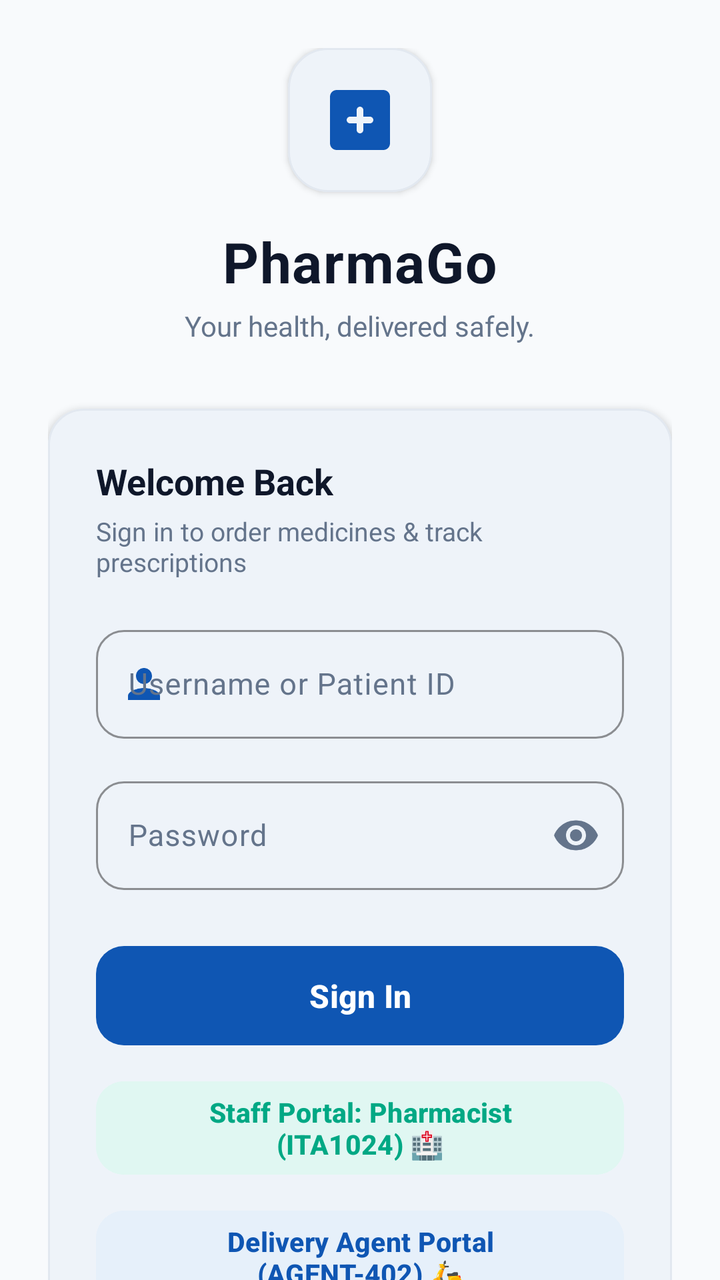
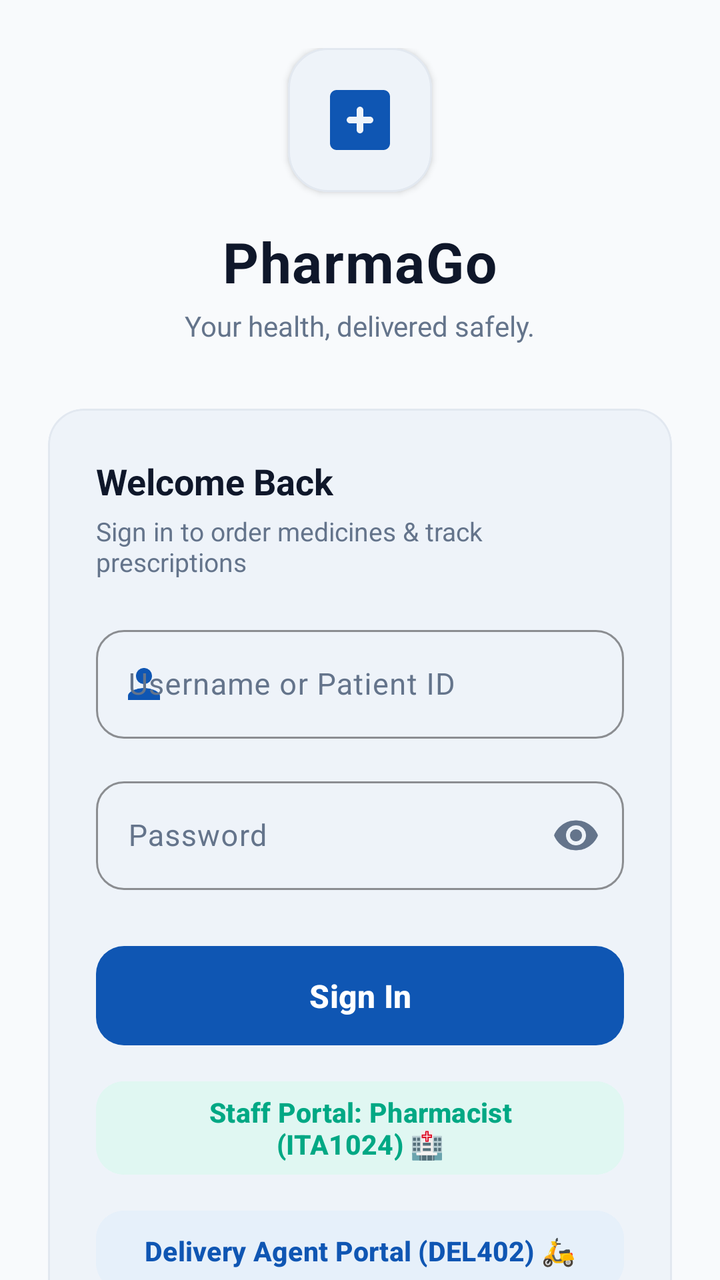

The first picture is an Android layout as it rendered before a commit; the second is the same layout after the commit. The layout source and the unified diff follow.
<!-- AndroidManifest.xml: application theme Theme.PharmaGo -->
<!-- res/layout/activity_login.xml -->
<?xml version="1.0" encoding="utf-8"?>
<androidx.core.widget.NestedScrollView xmlns:android="http://schemas.android.com/apk/res/android"
    xmlns:app="http://schemas.android.com/apk/res-auto"
    android:layout_width="match_parent"
    android:layout_height="match_parent"
    android:fillViewport="true"
    android:background="@color/background_surface">

    <LinearLayout
        android:layout_width="match_parent"
        android:layout_height="wrap_content"
        android:orientation="vertical"
        android:gravity="center"
        android:padding="24dp">

        
        <com.google.android.material.card.MaterialCardView
            android:layout_width="72dp"
            android:layout_height="72dp"
            app:cardCornerRadius="20dp"
            app:cardElevation="2dp"
            app:strokeWidth="1dp"
            app:strokeColor="@color/border_outline"
            app:cardBackgroundColor="@color/card_surface"
            android:layout_marginBottom="16dp">

            <ImageView
                android:layout_width="40dp"
                android:layout_height="40dp"
                android:layout_gravity="center"
                android:src="@drawable/ic_medical_cross"
                android:contentDescription="PharmaGo Brand Logo" />

        </com.google.android.material.card.MaterialCardView>

        <TextView
            android:layout_width="wrap_content"
            android:layout_height="wrap_content"
            android:text="PharmaGo"
            android:textSize="28sp"
            android:textStyle="bold"
            android:textColor="@color/neutral_dark"
            android:letterSpacing="0.02" />

        <TextView
            android:layout_width="wrap_content"
            android:layout_height="wrap_content"
            android:text="Your health, delivered safely."
            android:textSize="14sp"
            android:textColor="@color/neutral_muted"
            android:layout_marginTop="4dp"
            android:layout_marginBottom="32dp" />

        
        <com.google.android.material.card.MaterialCardView
            android:layout_width="match_parent"
            android:layout_height="wrap_content"
            app:cardCornerRadius="18dp"
            app:cardElevation="2dp"
            app:strokeWidth="1dp"
            app:strokeColor="@color/border_outline"
            app:cardBackgroundColor="@color/card_surface">

            <LinearLayout
                android:layout_width="match_parent"
                android:layout_height="wrap_content"
                android:orientation="vertical"
                android:padding="24dp">

                <TextView
                    android:layout_width="wrap_content"
                    android:layout_height="wrap_content"
                    android:text="Welcome Back"
                    android:textSize="18sp"
                    android:textStyle="bold"
                    android:textColor="@color/neutral_dark"
                    android:layout_marginBottom="4dp" />

                <TextView
                    android:layout_width="wrap_content"
                    android:layout_height="wrap_content"
                    android:text="Sign in to order medicines &amp; track prescriptions"
                    android:textSize="13sp"
                    android:textColor="@color/neutral_muted"
                    android:layout_marginBottom="20dp" />

                
                <com.google.android.material.textfield.TextInputLayout
                    android:id="@+id/tilUsername"
                    style="@style/Widget.Material3.TextInputLayout.OutlinedBox"
                    android:layout_width="match_parent"
                    android:layout_height="wrap_content"
                    android:hint="Username or Patient ID"
                    app:boxCornerRadiusTopStart="14dp"
                    app:boxCornerRadiusTopEnd="14dp"
                    app:boxCornerRadiusBottomStart="14dp"
                    app:boxCornerRadiusBottomEnd="14dp"
                    app:boxStrokeColor="@color/primary_clinical_blue"
                    app:startIconDrawable="@drawable/ic_nav_profile"
                    app:startIconTint="@color/primary_clinical_blue"
                    android:layout_marginBottom="16dp">

                    <com.google.android.material.textfield.TextInputEditText
                        android:id="@+id/etUsername"
                        android:layout_width="match_parent"
                        android:layout_height="wrap_content"
                        android:inputType="text"
                        android:textColor="@color/neutral_dark"
                        android:textSize="15sp" />

                </com.google.android.material.textfield.TextInputLayout>

                
                <com.google.android.material.textfield.TextInputLayout
                    android:id="@+id/tilPassword"
                    style="@style/Widget.Material3.TextInputLayout.OutlinedBox"
                    android:layout_width="match_parent"
                    android:layout_height="wrap_content"
                    android:hint="Password"
                    app:boxCornerRadiusTopStart="14dp"
                    app:boxCornerRadiusTopEnd="14dp"
                    app:boxCornerRadiusBottomStart="14dp"
                    app:boxCornerRadiusBottomEnd="14dp"
                    app:boxStrokeColor="@color/primary_clinical_blue"
                    app:endIconMode="password_toggle"
                    android:layout_marginBottom="24dp">

                    <com.google.android.material.textfield.TextInputEditText
                        android:id="@+id/etPassword"
                        android:layout_width="match_parent"
                        android:layout_height="wrap_content"
                        android:inputType="textPassword"
                        android:textColor="@color/neutral_dark"
                        android:textSize="15sp" />

                </com.google.android.material.textfield.TextInputLayout>

                
                <com.google.android.material.button.MaterialButton
                    android:id="@+id/btnLogin"
                    style="@style/Widget.PharmaGo.Button.Primary"
                    android:layout_width="match_parent"
                    android:layout_height="wrap_content"
                    android:text="Sign In"
                    android:textAllCaps="false" />

                
                <com.google.android.material.button.MaterialButton
                    android:id="@+id/btnPharmacistPortal"
                    style="@style/Widget.Material3.Button.TonalButton"
                    android:layout_width="match_parent"
                    android:layout_height="wrap_content"
                    android:layout_marginTop="10dp"
                    android:text="Staff Portal: Pharmacist (ITA1024) 🏥"
                    android:textAllCaps="false"
                    android:textSize="13.5sp"
                    android:textStyle="bold"
                    android:textColor="@color/secondary_mint"
                    android:backgroundTint="@color/secondary_container"
                    app:cornerRadius="14dp" />

                
                <com.google.android.material.button.MaterialButton
                    android:id="@+id/btnDeliveryAgentPortal"
                    style="@style/Widget.Material3.Button.TonalButton"
                    android:layout_width="match_parent"
                    android:layout_height="wrap_content"
                    android:layout_marginTop="10dp"
                    android:text="Delivery Agent Portal (AGENT-402) 🛵"
                    android:textAllCaps="false"
                    android:textSize="13.5sp"
                    android:textStyle="bold"
                    android:textColor="@color/primary_clinical_blue"
                    android:backgroundTint="@color/primary_container"
                    app:cornerRadius="14dp" />

            </LinearLayout>

        </com.google.android.material.card.MaterialCardView>

        
        <TextView
            android:id="@+id/tvRegister"
            android:layout_width="wrap_content"
            android:layout_height="wrap_content"
            android:text="New patient? Create an account"
            android:textSize="14sp"
            android:textStyle="bold"
            android:textColor="@color/primary_clinical_blue"
            android:layout_marginTop="24dp"
            android:padding="8dp"
            android:clickable="true"
            android:focusable="true" />

        <TextView
            android:id="@+id/tvServerStatus"
            android:layout_width="wrap_content"
            android:layout_height="wrap_content"
            android:text="@string/server_status_checking"
            android:textSize="12sp"
            android:layout_marginTop="16dp"
            android:textColor="@color/neutral_muted" />

    </LinearLayout>

</androidx.core.widget.NestedScrollView>
<!-- resources referenced by this layout -->
<resources>
  <color name="background_surface">#F8FAFC</color>
  <color name="border_outline">#E2E8F0</color>
  <color name="card_surface">#FFFFFF</color>
  <color name="neutral_dark">#0F172A</color>
  <color name="neutral_muted">#64748B</color>
  <color name="primary_clinical_blue">#0F56B3</color>
  <color name="primary_container">#E6F0FA</color>
  <color name="secondary_container">#E0F7F2</color>
  <color name="secondary_mint">#00A884</color>
  <!-- drawable ic_medical_cross (drawable) -->
  <vector xmlns:android="http://schemas.android.com/apk/res/android"
      android:width="24dp"
      android:height="24dp"
      android:viewportWidth="24"
      android:viewportHeight="24">
      <path
          android:fillColor="#0F56B3"
          android:pathData="M19,3H5C3.9,3 3,3.9 3,5v14c0,1.1 0.9,2 2,2h14c1.1,0 2,-0.9 2,-2V5C21,3.9 20.1,3 19,3zm-4,10h-2v2c0,0.55 -0.45,1 -1,1s-1,-0.45 -1,-1v-2H9c-0.55,0 -1,-0.45 -1,-1s0.45,-1 1,-1h2V9c0,-0.55 0.45,-1 1,-1s1,0.45 1,1v2h2c0.55,0 1,0.45 1,1s-0.45,1 -1,1z"/>
  </vector>
  <!-- drawable ic_nav_profile (drawable) -->
  <vector xmlns:android="http://schemas.android.com/apk/res/android"
      android:width="24dp"
      android:height="24dp"
      android:viewportWidth="24"
      android:viewportHeight="24">
      <path
          android:fillColor="#FF000000"
          android:pathData="M12,12c2.21,0 4,-1.79 4,-4s-1.79,-4 -4,-4 -4,1.79 -4,4 1.79,4 4,4zm0,2c-2.67,0 -8,1.34 -8,4v2h16v-2c0,-2.66 -5.33,-4 -8,-4z"/>
  </vector>
  <string name="server_status_checking">Checking server status…</string>
  <style name="Widget.PharmaGo.Button.Primary" parent="Widget.Material3.Button">
          <item name="cornerRadius">14dp</item>
          <item name="elevation">2dp</item>
          <item name="backgroundTint">@color/primary_clinical_blue</item>
          <item name="android:textColor">@color/white</item>
          <item name="android:textStyle">bold</item>
          <item name="android:textSize">16sp</item>
          <item name="android:paddingTop">14dp</item>
          <item name="android:paddingBottom">14dp</item>
      </style>
  <style name="Theme.PharmaGo" parent="Base.Theme.PharmaGo" />
  <color name="white">#FFFFFF</color>
  <style name="Base.Theme.PharmaGo" parent="Theme.Material3.DayNight.NoActionBar">
          
          <item name="colorPrimary">@color/primary_clinical_blue</item>
          <item name="colorOnPrimary">@color/white</item>
          <item name="colorPrimaryContainer">@color/primary_container</item>
          <item name="colorOnPrimaryContainer">@color/on_primary_container</item>
  
          <item name="colorSecondary">@color/secondary_mint</item>
          <item name="colorOnSecondary">@color/white</item>
          <item name="colorSecondaryContainer">@color/secondary_container</item>
          <item name="colorOnSecondaryContainer">@color/on_secondary_container</item>
  
          
          <item name="android:colorBackground">@color/background_surface</item>
          <item name="colorSurface">@color/card_surface</item>
          <item name="colorOnSurface">@color/neutral_dark</item>
          <item name="colorSurfaceVariant">@color/primary_container</item>
          <item name="colorOnSurfaceVariant">@color/neutral_muted</item>
          <item name="colorOutline">@color/border_outline</item>
  
          
          <item name="colorError">@color/danger_alert</item>
          <item name="colorOnError">@color/white</item>
  
          
          <item name="android:statusBarColor">@color/background_surface</item>
          <item name="android:windowLightStatusBar">true</item>
          <item name="android:navigationBarColor">@color/card_surface</item>
          <item name="android:windowLightNavigationBar" tools:targetApi="27">true</item>
      </style>
  <color name="on_primary_container">#0A3B7B</color>
  <color name="on_secondary_container">#005C48</color>
  <color name="danger_alert">#DC2626</color>
</resources>

<!-- the commit's change to res/layout/activity_login.xml (unified diff, before → after) -->
@@ -166,7 +166,7 @@
                     android:layout_width="match_parent"
                     android:layout_height="wrap_content"
                     android:layout_marginTop="10dp"
-                    android:text="Delivery Agent Portal (AGENT-402) 🛵"
+                    android:text="Delivery Agent Portal (DEL402) 🛵"
                     android:textAllCaps="false"
                     android:textSize="13.5sp"
                     android:textStyle="bold"
